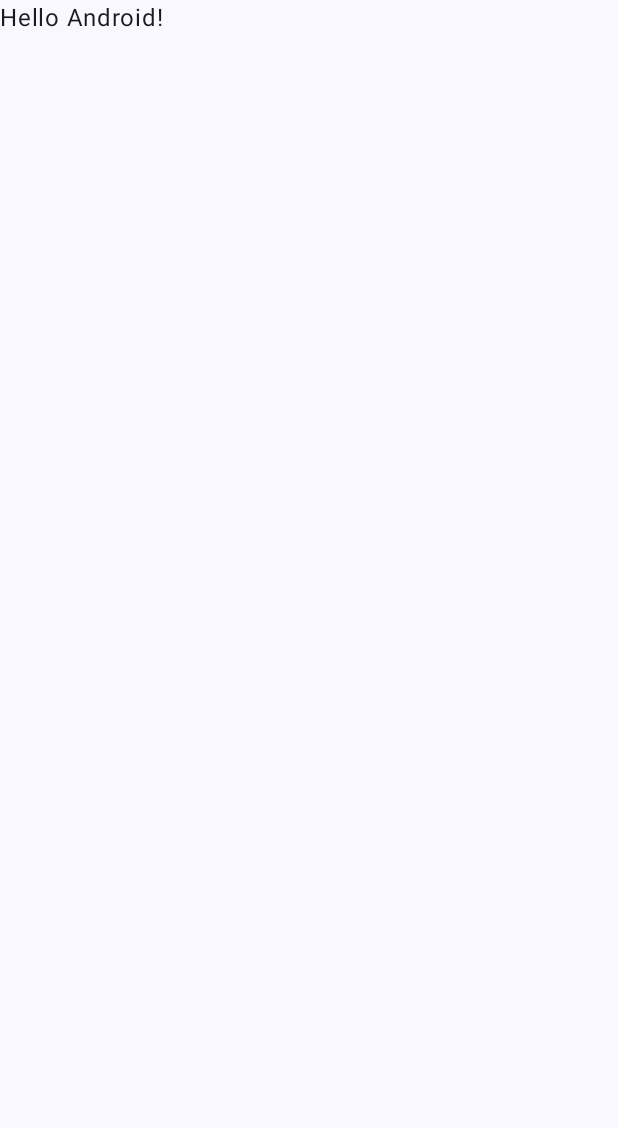
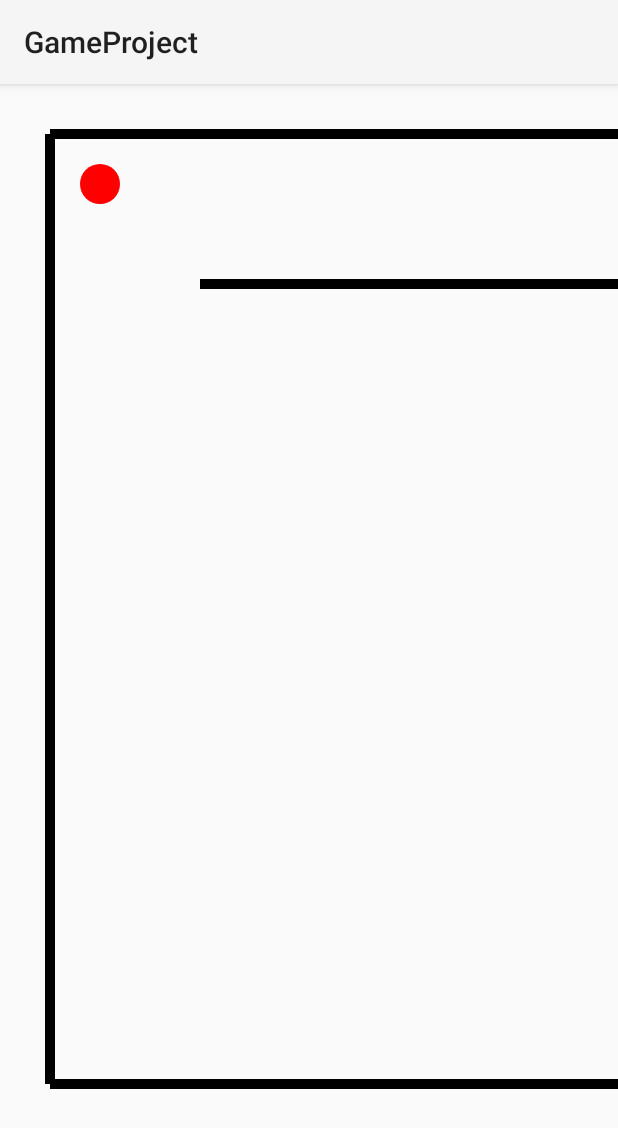
Before and after one commit to ArtyomTrifautsan/KotlinGame, an Android app built with Jetpack Compose: the screen it shows after launch (MainActivity), on a phone screen of 412 x 824 dp. Before the commit the part shown is almost empty. Shown: the top 1128 px of the screen. Run offline under Robolectric (Android 15) with nearby library versions, the phone set to English and light mode, and no system bars.

Commit message:
Create a bare bones of my game

```diff
--- a/app/build.gradle.kts
+++ b/app/build.gradle.kts
@@ -56,4 +56,10 @@ dependencies {
     androidTestImplementation(libs.androidx.ui.test.junit4)
     debugImplementation(libs.androidx.ui.tooling)
     debugImplementation(libs.androidx.ui.test.manifest)
+
+    implementation("androidx.appcompat:appcompat:1.6.1")
+
+    implementation("androidx.core:core-ktx:1.12.0")
+
+    implementation("androidx.constraintlayout:constraintlayout:2.1.4")
 }
--- a/app/src/main/AndroidManifest.xml
+++ b/app/src/main/AndroidManifest.xml
@@ -15,6 +15,7 @@
             android:name=".MainActivity"
             android:exported="true"
             android:label="@string/app_name"
+            android:screenOrientation="portrait"
             android:theme="@style/Theme.GameProject">
             <intent-filter>
                 <action android:name="android.intent.action.MAIN" />
--- /dev/null
+++ b/app/src/main/java/com/example/gameproject/GameView.kt
@@ -0,0 +1,125 @@
+package com.example.gameproject
+
+import android.content.Context
+import android.graphics.Canvas
+import android.graphics.Color
+import android.graphics.Paint
+import android.util.AttributeSet
+import android.view.View
+import kotlin.math.max
+import kotlin.math.min
+
+// Константы для игры
+private const val BALL_RADIUS = 20f
+private const val WALL_THICKNESS = 10f
+private const val SPEED_FACTOR = 30f // Множитель для ускорения
+
+// Класс, который хранит данные о лабиринте
+class Maze {
+    // Простой лабиринт: 4 стены
+    // x1, y1, x2, y2
+    val walls = listOf(
+        floatArrayOf(50f, 50f, 1000f, 50f), // Верхняя
+        floatArrayOf(50f, 50f, 50f, 1000f), // Левая
+        floatArrayOf(1000f, 50f, 1000f, 1000f), // Правая
+        floatArrayOf(50f, 1000f, 1000f, 1000f), // Нижняя
+
+        // Добавим одну внутреннюю стену для усложнения
+        floatArrayOf(200f, 200f, 800f, 200f)
+    )
+    val startX = 100f
+    val startY = 100f
+    val finishRect = floatArrayOf(850f, 850f, 950f, 950f) // x1, y1, x2, y2
+}
+
+class GameView(context: Context, attrs: AttributeSet? = null) : View(context, attrs) {
+
+    // --- Переменные состояния игры ---
+    private val maze = Maze()
+    private var ballX = maze.startX
+    private var ballY = maze.startY
+    private var velocityX = 0f
+    private var velocityY = 0f
+    private var isFinished = false
+
+    // --- Объекты для рисования (Paint) ---
+    private val ballPaint = Paint().apply { color = Color.RED }
+    private val wallPaint = Paint().apply {
+        color = Color.BLACK
+        strokeWidth = WALL_THICKNESS
+    }
+    private val finishPaint = Paint().apply { color = Color.GREEN }
+    private val textPaint = Paint().apply {
+        color = Color.BLUE
+        textSize = 100f
+        textAlign = Paint.Align.CENTER
+    }
+
+    // --- Публичный метод для обновления скорости (вызывается из MainActivity) ---
+    fun updateAcceleration(accelX: Float, accelY: Float) {
+        // Мы используем данные акселерометра напрямую для задания скорости
+        // Умножаем на фактор для более заметного движения
+        velocityX = -accelX * SPEED_FACTOR // -X для интуитивного управления
+        velocityY = accelY * SPEED_FACTOR
+    }
+
+    // --- Главная логика игры: обновление позиции и коллизии ---
+    private fun updateGame() {
+        if (isFinished) return
+
+        // 1. Обновление позиции
+        var newBallX = ballX + velocityX * (16f / 1000f) // delta T ~ 16ms (60 FPS)
+        var newBallY = ballY + velocityY * (16f / 1000f)
+
+        // Ограничение движения границами экрана (или лабиринта, если он не на весь экран)
+        val minX = 50f + BALL_RADIUS
+        val maxX = width.toFloat() - 50f - BALL_RADIUS
+        val minY = 50f + BALL_RADIUS
+        val maxY = height.toFloat() - 50f - BALL_RADIUS
+
+        newBallX = max(minX, min(newBallX, maxX))
+        newBallY = max(minY, min(newBallY, maxY))
+
+        // 2. Проверка коллизии со стенами (Упрощенная проверка!)
+        var collisionOccurred = false
+        // Более сложная логика коллизии тут опущена, но в минимальной версии
+        // мы будем просто ограничивать движение.
+        // Для демонстрации, пока просто приравняем:
+        ballX = newBallX
+        ballY = newBallY
+
+        // 3. Проверка финиша
+        val (fx1, fy1, fx2, fy2) = maze.finishRect
+        if (ballX > fx1 && ballX < fx2 && ballY > fy1 && ballY < fy2) {
+            isFinished = true
+        }
+    }
+
+    // --- Метод отрисовки ---
+    override fun onDraw(canvas: Canvas) {
+        super.onDraw(canvas)
+
+        // 1. Обновляем состояние игры
+        updateGame()
+
+        // 2. Рисуем финишную зону
+        val (fx1, fy1, fx2, fy2) = maze.finishRect
+        canvas.drawRect(fx1, fy1, fx2, fy2, finishPaint)
+
+        // 3. Рисуем лабиринт (стены)
+        for (wall in maze.walls) {
+            canvas.drawLine(wall[0], wall[1], wall[2], wall[3], wallPaint)
+        }
+
+        // 4. Рисуем шарик
+        canvas.drawCircle(ballX, ballY, BALL_RADIUS, ballPaint)
+
+        // 5. Сообщение о победе
+        if (isFinished) {
+            canvas.drawText("ПОБЕДА!", width / 2f, height / 2f, textPaint)
+        }
+
+        // 6. Запускаем перерисовку (игровой цикл)
+        invalidate()
+    }
+}
--- a/app/src/main/java/com/example/gameproject/MainActivity.kt
+++ b/app/src/main/java/com/example/gameproject/MainActivity.kt
@@ -1,47 +1,66 @@
 package com.example.gameproject
+// Файл: MainActivity.kt
 
+import android.content.Context
+import android.hardware.Sensor
+import android.hardware.SensorEvent
+import android.hardware.SensorEventListener
+import android.hardware.SensorManager
 import android.os.Bundle
-import androidx.activity.ComponentActivity
-import androidx.activity.compose.setContent
-import androidx.activity.enableEdgeToEdge
-import androidx.compose.foundation.layout.fillMaxSize
-import androidx.compose.foundation.layout.padding
-import androidx.compose.material3.Scaffold
-import androidx.compose.material3.Text
-import androidx.compose.runtime.Composable
-import androidx.compose.ui.Modifier
-import androidx.compose.ui.tooling.preview.Preview
-import com.example.gameproject.ui.theme.GameProjectTheme
+import androidx.appcompat.app.AppCompatActivity
 
-class MainActivity : ComponentActivity() {
+class MainActivity : AppCompatActivity(), SensorEventListener {
+
+    // Переменные для работы с сенсорами
+    private lateinit var sensorManager: SensorManager
+    private var accelerometer: Sensor? = null
+    private lateinit var gameView: GameView // Ссылка на наш GameView
+
     override fun onCreate(savedInstanceState: Bundle?) {
         super.onCreate(savedInstanceState)
-        enableEdgeToEdge()
-        setContent {
-            GameProjectTheme {
-                Scaffold(modifier = Modifier.fillMaxSize()) { innerPadding ->
-                    Greeting(
-                        name = "Android",
-                        modifier = Modifier.padding(innerPadding)
-                    )
-                }
-            }
+        setContentView(R.layout.activity_main)
+
+        // Получаем ссылку на наш GameView из макета
+        gameView = findViewById(R.id.game_view)
+
+        // Инициализация SensorManager и акселерометра
+        sensorManager = getSystemService(Context.SENSOR_SERVICE) as SensorManager
+        accelerometer = sensorManager.getDefaultSensor(Sensor.TYPE_ACCELEROMETER)
+    }
+
+    // --- Методы Жизненного цикла Activity для регистрации/отмены регистрации сенсора ---
+
+    // Регистрируем слушателя сенсора при возобновлении работы Activity
+    override fun onResume() {
+        super.onResume()
+        accelerometer?.let {
+            // Регистрируем слушателя. SENSOR_DELAY_GAME - это хороший баланс
+            sensorManager.registerListener(this, it, SensorManager.SENSOR_DELAY_GAME)
         }
     }
-}
 
-@Composable
-fun Greeting(name: String, modifier: Modifier = Modifier) {
-    Text(
-        text = "Hello $name!",
-        modifier = modifier
-    )
-}
+    // Отменяем регистрацию слушателя при паузе, чтобы экономить батарею
+    override fun onPause() {
+        super.onPause()
+        sensorManager.unregisterListener(this)
+    }
 
-@Preview(showBackground = true)
-@Composable
-fun GreetingPreview() {
-    GameProjectTheme {
-        Greeting("Android")
+    // --- Реализация интерфейса SensorEventListener ---
+
+    // Вызывается при изменении показаний сенсора
+    override fun onSensorChanged(event: SensorEvent) {
+        if (event.sensor.type == Sensor.TYPE_ACCELEROMETER) {
+            // Данные акселерометра:
+            val accelX = event.values[0] // Ускорение вдоль оси X
+            val accelY = event.values[1] // Ускорение вдоль оси Y
+
+            // Передаем данные в наш GameView для обновления скорости
+            gameView.updateAcceleration(accelX, accelY)
+        }
+    }
+
+    // Вызывается при изменении точности сенсора (обычно можно игнорировать)
+    override fun onAccuracyChanged(sensor: Sensor?, accuracy: Int) {
+        // Не используется в нашем случае
     }
 }
--- /dev/null
+++ b/app/src/main/res/layout/activity_main.xml
@@ -0,0 +1,13 @@
+<?xml version="1.0" encoding="utf-8"?>
+<androidx.constraintlayout.widget.ConstraintLayout xmlns:android="http://schemas.android.com/apk/res/android"
+    xmlns:tools="http://schemas.android.com/tools"
+    android:layout_width="match_parent"
+    android:layout_height="match_parent"
+    tools:context=".MainActivity">
+
+    <com.example.gameproject.GameView
+        android:id="@+id/game_view"
+        android:layout_width="match_parent"
+        android:layout_height="match_parent" />
+
+</androidx.constraintlayout.widget.ConstraintLayout>
--- a/app/src/main/res/values/themes.xml
+++ b/app/src/main/res/values/themes.xml
@@ -1,5 +1,6 @@
 <?xml version="1.0" encoding="utf-8"?>
-<resources>
+<resources xmlns:tools="http://schemas.android.com/tools">
 
-    <style name="Theme.GameProject" parent="android:Theme.Material.Light.NoActionBar" />
+<!--    <style name="Theme.GameProject" parent="android:Theme.Material.Light.NoActionBar" />-->
+    <style name="Theme.GameProject" parent="Theme.AppCompat.Light" />
 </resources>
```
